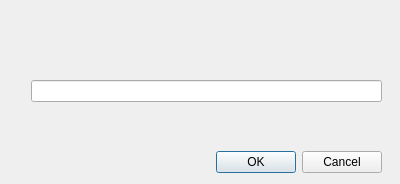
ziracms/editor, file ui/inputdialog.ui: the form before one commit.
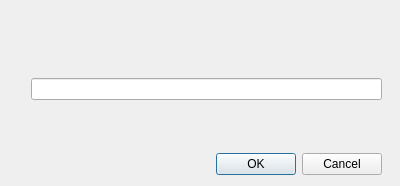
The form after the commit.

Diff of the .ui file:
```diff
--- a/ui/inputdialog.ui
+++ b/ui/inputdialog.ui
@@ -7,7 +7,7 @@
     <x>0</x>
     <y>0</y>
     <width>400</width>
-    <height>184</height>
+    <height>186</height>
    </rect>
   </property>
   <property name="windowTitle">
@@ -41,19 +41,6 @@
      <property name="bottomMargin">
       <number>10</number>
      </property>
-     <item>
-      <spacer name="horizontalSpacer">
-       <property name="orientation">
-        <enum>Qt::Horizontal</enum>
-       </property>
-       <property name="sizeHint" stdset="0">
-        <size>
-         <width>40</width>
-         <height>20</height>
-        </size>
-       </property>
-      </spacer>
-     </item>
      <item>
       <widget class="QLabel" name="headerLabel">
        <property name="font">
@@ -66,21 +53,14 @@
        <property name="text">
         <string/>
        </property>
+       <property name="alignment">
+        <set>Qt::AlignCenter</set>
+       </property>
+       <property name="wordWrap">
+        <bool>true</bool>
+       </property>
       </widget>
      </item>
-     <item>
-      <spacer name="horizontalSpacer_2">
-       <property name="orientation">
-        <enum>Qt::Horizontal</enum>
-       </property>
-       <property name="sizeHint" stdset="0">
-        <size>
-         <width>40</width>
-         <height>20</height>
-        </size>
-       </property>
-      </spacer>
-     </item>
     </layout>
    </item>
    <item>
@@ -96,6 +76,9 @@
        <property name="text">
         <string/>
        </property>
+       <property name="wordWrap">
+        <bool>true</bool>
+       </property>
       </widget>
      </item>
      <item>
@@ -104,7 +87,21 @@
     </layout>
    </item>
    <item>
+    <layout class="QHBoxLayout" name="horizontalLayout_3">
+     <property name="topMargin">
+      <number>0</number>
+     </property>
+     <property name="bottomMargin">
+      <number>0</number>
+     </property>
+     <item>
     <widget class="QLabel" name="descriptionLabel">
+       <property name="sizePolicy">
+        <sizepolicy hsizetype="Preferred" vsizetype="Preferred">
+         <horstretch>0</horstretch>
+         <verstretch>0</verstretch>
+        </sizepolicy>
+       </property>
      <property name="font">
       <font>
        <italic>true</italic>
@@ -113,10 +110,15 @@
      <property name="text">
       <string/>
      </property>
+       <property name="alignment">
+        <set>Qt::AlignCenter</set>
+       </property>
      <property name="wordWrap">
       <bool>true</bool>
      </property>
     </widget>
+     </item>
+    </layout>
    </item>
    <item>
     <spacer name="verticalSpacer_2">
```
Lines whose indentation alone changed are shown as unchanged.
